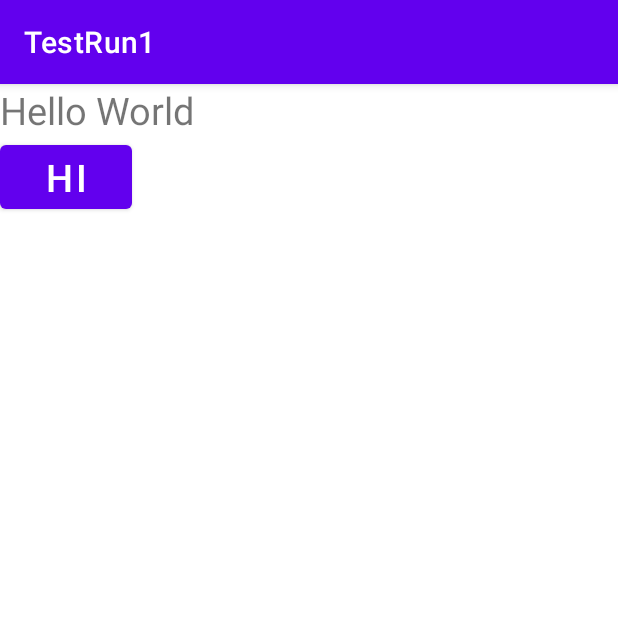
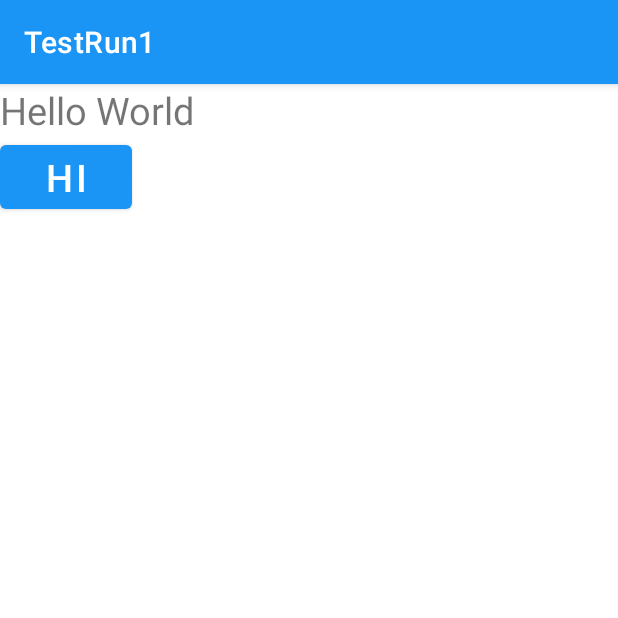
Before and after one commit to u-barnwal/AndroidLessons, an Android app: the screen it shows after launch (MainActivity), on a phone screen of 412 x 824 dp, the top half of it. Run offline under Robolectric (Android 15) with nearby library versions, the phone set to English and light mode, and no system bars.

Commit message:
imp theme

```diff
--- a/app/src/main/AndroidManifest.xml
+++ b/app/src/main/AndroidManifest.xml
@@ -8,7 +8,7 @@
     android:label="@string/app_name"
     android:roundIcon="@mipmap/ic_launcher_round"
     android:supportsRtl="true"
-    android:theme="@style/Theme.TestRun1">
+    android:theme="@style/AppTheme">
     <activity android:name=".MainActivity">
       <intent-filter>
         <action android:name="android.intent.action.MAIN" />
--- a/app/src/main/res/values-night/themes.xml
+++ /dev/null
@@ -1,16 +0,0 @@
-<resources xmlns:tools="http://schemas.android.com/tools">
-  <!-- Base application theme. -->
-  <style name="Theme.TestRun1" parent="Theme.MaterialComponents.DayNight.DarkActionBar">
-    <!-- Primary brand color. -->
-    <item name="colorPrimary">@color/purple_200</item>
-    <item name="colorPrimaryVariant">@color/purple_700</item>
-    <item name="colorOnPrimary">@color/black</item>
-    <!-- Secondary brand color. -->
-    <item name="colorSecondary">@color/teal_200</item>
-    <item name="colorSecondaryVariant">@color/teal_200</item>
-    <item name="colorOnSecondary">@color/black</item>
-    <!-- Status bar color. -->
-    <item name="android:statusBarColor" tools:targetApi="l">?attr/colorPrimaryVariant</item>
-    <!-- Customize your theme here. -->
-  </style>
-</resources>
--- a/app/src/main/res/values/colors.xml
+++ b/app/src/main/res/values/colors.xml
@@ -1,10 +1,15 @@
 <?xml version="1.0" encoding="utf-8"?>
 <resources>
-  <color name="purple_200">#FFBB86FC</color>
-  <color name="purple_500">#FF6200EE</color>
-  <color name="purple_700">#FF3700B3</color>
-  <color name="teal_200">#FF03DAC5</color>
-  <color name="teal_700">#FF018786</color>
+<!--  <color name="purple_200">#FFBB86FC</color>-->
+<!--  <color name="purple_500">#FF6200EE</color>-->
+<!--  <color name="purple_700">#FF3700B3</color>-->
+<!--  <color name="teal_200">#FF03DAC5</color>-->
+<!--  <color name="teal_700">#FF018786</color>-->
+
+  <color name="primary">#1A95F6</color>
+  <color name="primaryDark">#0E5892</color>
+
+
   <color name="black">#FF000000</color>
   <color name="white">#FFFFFFFF</color>
 </resources>
--- a/app/src/main/res/values/strings.xml
+++ b/app/src/main/res/values/strings.xml
@@ -1,3 +1,10 @@
 <resources>
   <string name="app_name">TestRun1</string>
+
+  <string-array name="platform">
+    <item>Android</item>
+    <item>iOS</item>
+    <item>Web</item>
+  </string-array>
+
 </resources>
--- a/app/src/main/res/values/themes.xml
+++ b/app/src/main/res/values/themes.xml
@@ -1,16 +1,8 @@
 <resources xmlns:tools="http://schemas.android.com/tools">
-  <!-- Base application theme. -->
-  <style name="Theme.TestRun1" parent="Theme.MaterialComponents.DayNight.DarkActionBar">
-    <!-- Primary brand color. -->
-    <item name="colorPrimary">@color/purple_500</item>
-    <item name="colorPrimaryVariant">@color/purple_700</item>
-    <item name="colorOnPrimary">@color/white</item>
-    <!-- Secondary brand color. -->
-    <item name="colorSecondary">@color/teal_200</item>
-    <item name="colorSecondaryVariant">@color/teal_700</item>
-    <item name="colorOnSecondary">@color/black</item>
-    <!-- Status bar color. -->
-    <item name="android:statusBarColor" tools:targetApi="l">?attr/colorPrimaryVariant</item>
-    <!-- Customize your theme here. -->
+
+  <style name="AppTheme"  parent="Theme.MaterialComponents.Light.DarkActionBar">
+    <item name="colorPrimary">@color/primary</item>
+    <item name="colorPrimaryDark">@color/primaryDark</item>
   </style>
+
 </resources>
```
